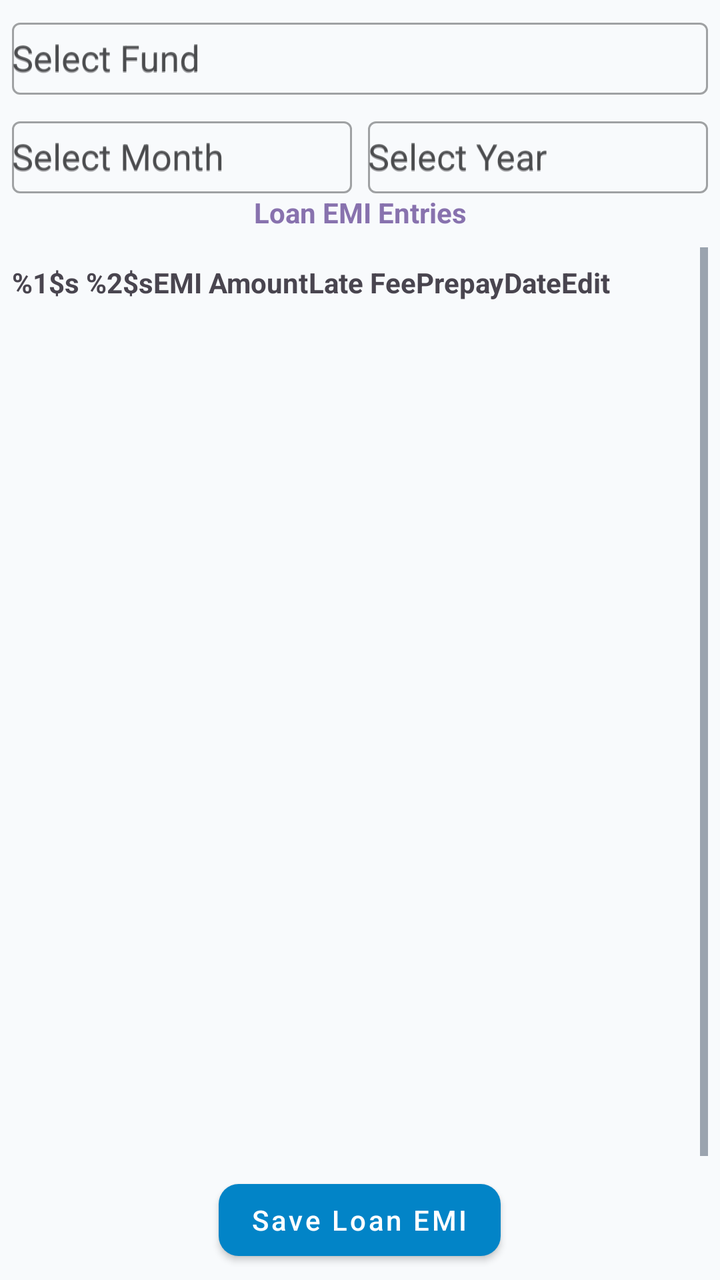
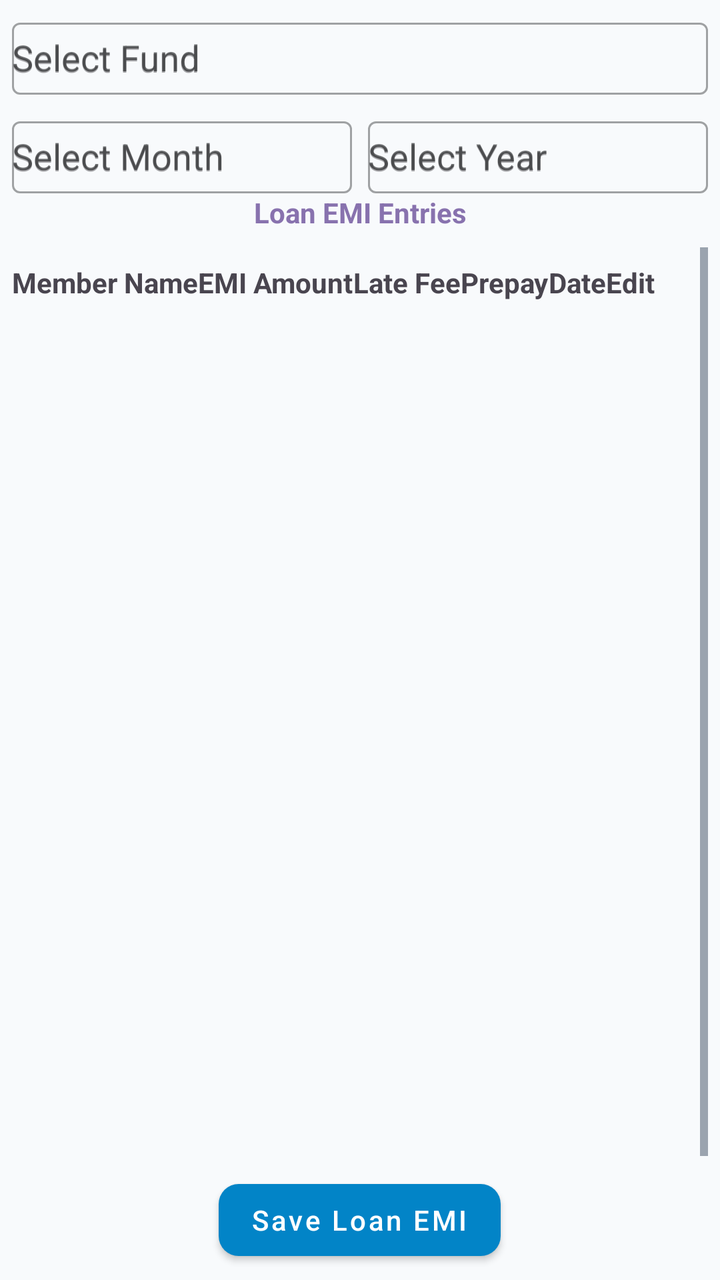

Compare the two renders of this Android layout. The source of the first and the diff that turns it into the second are given below.
<!-- AndroidManifest.xml: application theme Theme.ApnaFund -->
<!-- res/layout/fragment_loan_emi_entry.xml -->
<?xml version="1.0" encoding="utf-8"?>
<LinearLayout xmlns:android="http://schemas.android.com/apk/res/android"
    android:layout_width="match_parent"
    android:layout_height="match_parent"
    android:orientation="vertical"
    android:padding="6dp">

    <com.google.android.material.textfield.TextInputLayout
        style="@style/Widget.MaterialComponents.TextInputLayout.OutlinedBox"
        android:layout_width="match_parent"
        android:layout_height="wrap_content"
        android:hint="@string/text_select_fund">

        <AutoCompleteTextView
            android:id="@+id/dropdown_fund"
            android:layout_width="match_parent"
            android:layout_height="wrap_content"
            android:hint="@string/text_select_fund"
            android:inputType="none"
            android:minHeight="36dp" />

    </com.google.android.material.textfield.TextInputLayout>

    <LinearLayout
        android:layout_width="match_parent"
        android:layout_height="wrap_content"
        android:layout_marginTop="8dp"
        android:orientation="horizontal">

        <com.google.android.material.textfield.TextInputLayout
            style="@style/Widget.MaterialComponents.TextInputLayout.OutlinedBox"
            android:layout_width="0dp"
            android:layout_height="wrap_content"
            android:layout_weight="1"

            android:hint="@string/text_month">

            <AutoCompleteTextView
                android:id="@+id/dropdown_month"
                android:layout_width="match_parent"
                android:layout_height="wrap_content"
                android:hint="@string/text_month"
                android:inputType="none"
                android:minHeight="36dp"/>

        </com.google.android.material.textfield.TextInputLayout>

        <com.google.android.material.textfield.TextInputLayout
            style="@style/Widget.MaterialComponents.TextInputLayout.OutlinedBox"
            android:layout_width="0dp"
            android:layout_height="wrap_content"
            android:layout_marginStart="8dp"
            android:layout_weight="1"
            android:hint="@string/text_year">

            <AutoCompleteTextView
                android:id="@+id/dropdown_year"
                android:layout_width="match_parent"
                android:layout_height="wrap_content"
                android:hint="@string/text_year"
                android:inputType="none"
                android:minHeight="36dp"/>
        </com.google.android.material.textfield.TextInputLayout>
    </LinearLayout>

    <TextView
        android:id="@+id/text_view_loan_emi"
        android:layout_width="match_parent"
        android:layout_height="wrap_content"
        android:text="@string/text_loan_emi_entries"
        android:textAlignment="center"
        android:textColor="@color/purple"
        android:textSize="14sp"
        android:textStyle="bold" />

    <ScrollView
        android:id="@+id/verticalEmiScrollView"
        android:layout_width="match_parent"
        android:layout_height="0dp"
        android:layout_marginTop="8dp"
        android:layout_weight="1"
        android:fadeScrollbars="false"
        android:fillViewport="true"
        android:scrollbars="vertical">

        <HorizontalScrollView
            android:layout_width="match_parent"
            android:layout_height="wrap_content"
            android:layout_marginTop="8dp">

            <TableLayout
                android:id="@+id/table_loan_emi_entries"
                android:layout_width="wrap_content"
                android:layout_height="wrap_content"
                android:stretchColumns="1,2,3,4">

                <TableRow>

                    <TextView
                        android:text="@string/text_member_name"
                        android:textStyle="bold" />

                    <TextView
                        android:text="@string/text_emi_amount"
                        android:textStyle="bold" />

                    <TextView
                        android:text="@string/text_late_fee"
                        android:textStyle="bold" />

                    <TextView
                        android:text="@string/text_prepay"
                        android:textStyle="bold" />

                    <TextView
                        android:text="@string/text_date"
                        android:textStyle="bold" />

                    <TextView
                        android:text="@string/text_edit"
                        android:textStyle="bold" />
                </TableRow>
            </TableLayout>
        </HorizontalScrollView>
    </ScrollView>

    <com.google.android.material.button.MaterialButton
        android:id="@+id/button_save_loan_emi"
        style="@style/ApnaFundButton.Primary"
        android:layout_width="wrap_content"
        android:layout_height="wrap_content"
        android:layout_gravity="center_horizontal"
        android:text="@string/text_save_loan_emi" />

</LinearLayout>
<!-- resources referenced by this layout -->
<resources>
  <color name="purple">#8872AE</color>
  <string name="text_date">Date</string>
  <string name="text_edit">Edit</string>
  <string name="text_emi_amount">EMI Amount</string>
  <string name="text_late_fee">Late Fee</string>
  <string name="text_loan_emi_entries">Loan EMI Entries</string>
  <string name="text_member_name">%1$s %2$s</string>
  <string name="text_month">Select Month</string>
  <string name="text_prepay">Prepay</string>
  <string name="text_save_loan_emi">Save Loan EMI</string>
  <string name="text_select_fund">Select Fund</string>
  <string name="text_year"> Select Year</string>
  <style name="ApnaFundButton.Primary" parent="Widget.MaterialComponents.Button">
          <item name="android:textColor">@color/btn_primary_text_selector</item>
          <item name="backgroundTint">@color/btn_primary_bg_selector</item>
          <item name="cornerRadius">10dp</item>
          <item name="android:textAllCaps">false</item>
      </style>
  <style name="Theme.ApnaFund" parent="Base.Theme.ApnaFund" />
  <style name="Base.Theme.ApnaFund" parent="Theme.Material3.DayNight.NoActionBar">
          
          
          <item name="colorSecondary">#00ACC1</item> 
          <item name="colorTertiary">#FDD835</item> 
          
          <item name="android:colorBackground">@color/background</item>
  
          
          <item name="colorSurface">@color/surface</item>
          <item name="colorOnSurface">@color/text_primary</item>
          <item name="colorSurfaceVariant">@color/surface_variant</item>
  
          
          <item name="colorPrimary">@color/blue_dark</item>
          <item name="colorOnPrimary">@color/on_primary</item>
  
          
          <item name="android:textColorPrimary">@color/text_primary</item>
          <item name="android:textColorSecondary">@color/text_secondary</item>
      </style>
  <color name="background">#F8FAFC</color>
  <color name="surface">#FFFFFF</color>
  <color name="text_primary">#0F1012</color>
  <color name="surface_variant">#E2E8F0</color>
  <color name="blue_dark">#117AA7</color>
  <color name="on_primary">#FFFFFF</color>
  <color name="text_secondary">#475569</color>
</resources>

<!-- the commit's change to res/layout/fragment_loan_emi_entry.xml (unified diff, before → after) -->
@@ -97,7 +97,7 @@
                 <TableRow>
 
                     <TextView
-                        android:text="@string/text_member_name"
+                        android:text="@string/header_member_name"
                         android:textStyle="bold" />
 
                     <TextView
<!-- resource entries referenced after the edit -->
@@ -1,12 +1,12 @@
 <!-- resources referenced by this layout -->
 <resources>
   <color name="purple">#8872AE</color>
+  <string name="header_member_name">Member Name</string>
   <string name="text_date">Date</string>
   <string name="text_edit">Edit</string>
   <string name="text_emi_amount">EMI Amount</string>
   <string name="text_late_fee">Late Fee</string>
   <string name="text_loan_emi_entries">Loan EMI Entries</string>
-  <string name="text_member_name">%1$s %2$s</string>
   <string name="text_month">Select Month</string>
   <string name="text_prepay">Prepay</string>
   <string name="text_save_loan_emi">Save Loan EMI</string>
